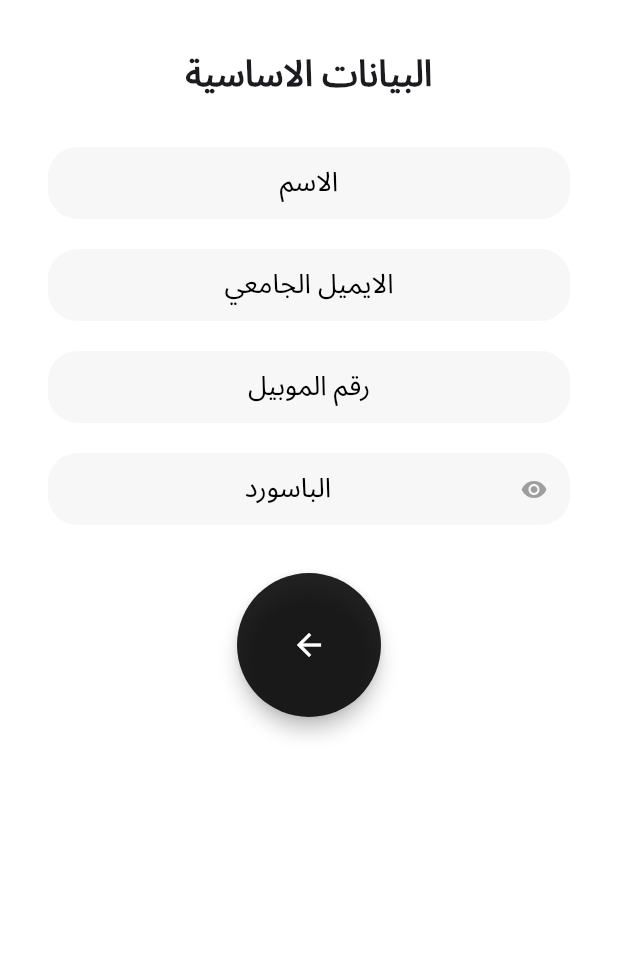
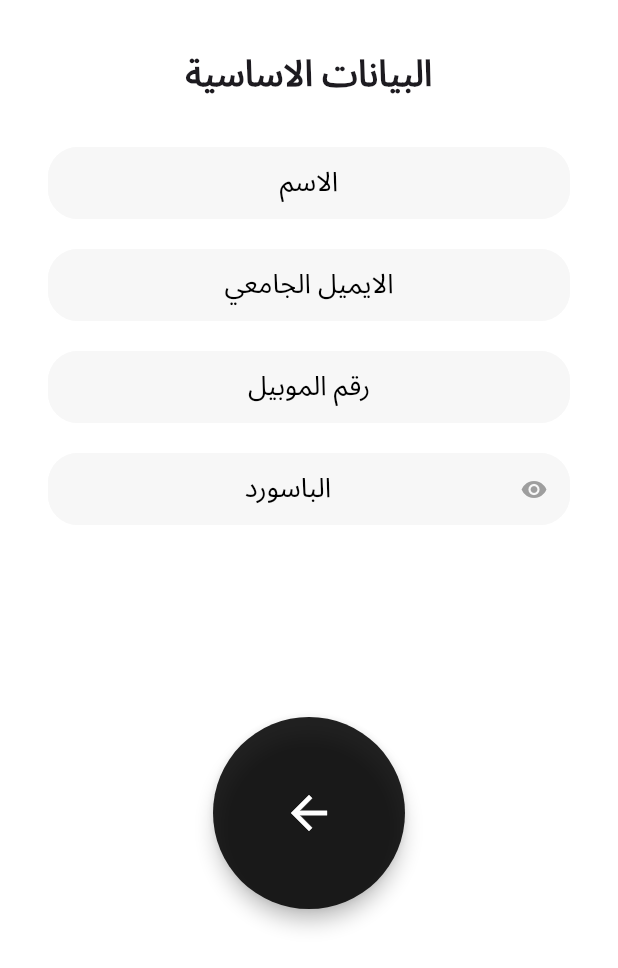
Before and after one commit to saifnasserer/pivot, a Flutter app: the Signup_1 screen opened by its route, on a phone screen of 412 x 824 dp. Shown: the top 968 px of the screen. Run offline on Flutter 3.47's test engine with Material 3 defaults, Android fonts, the phone set to English and light mode, and no system bars.

Commit message:
launcher_icons fltter plugin

```diff
--- a/lib/screens/section1/signup_page1.dart
+++ b/lib/screens/section1/signup_page1.dart
@@ -244,7 +244,7 @@ class _Signup_1State extends State<Signup_1> {
                         ],
                       ),
                     ),
-                    SizedBox(height: Responsive.space(context, size: Space.xlarge)),
+                    SizedBox(height: Responsive.space(context, size: Space.xlarge) * 4),
                     ElevatedButton(
                       onPressed: () {
                         if (_formKey.currentState!.validate()) {
@@ -255,14 +255,14 @@ class _Signup_1State extends State<Signup_1> {
                         backgroundColor: Colors.black87,
                         shape: CircleBorder(),
                         minimumSize: Size(
-                          Responsive.space(context, size: Space.xlarge) * 3,
-                          Responsive.space(context, size: Space.xlarge) * 3,
+                          Responsive.space(context, size: Space.xlarge) * 4,
+                          Responsive.space(context, size: Space.xlarge) * 4,
                         ),
                         elevation: 5,
                       ),
                       child: Icon(
                         Icons.arrow_back,
-                        size: Responsive.text(context, size: TextSize.heading),
+                        size: Responsive.text(context, size: TextSize.heading) * 1.5,
                         color: Colors.white,
                       ),
                     ),
--- a/pubspec.yaml
+++ b/pubspec.yaml
@@ -35,6 +35,11 @@ dependencies:
   # Use with the CupertinoIcons class for iOS style icons.
   cupertino_icons: ^1.0.8
   flutter_launcher_icons: ^0.14.3
+
+flutter_launcher_icons:
+  android: "launcher_icon"
+  ios: true
+  image_path: "assets/icon/icon.png"
 
 dev_dependencies:
   flutter_test:
```
